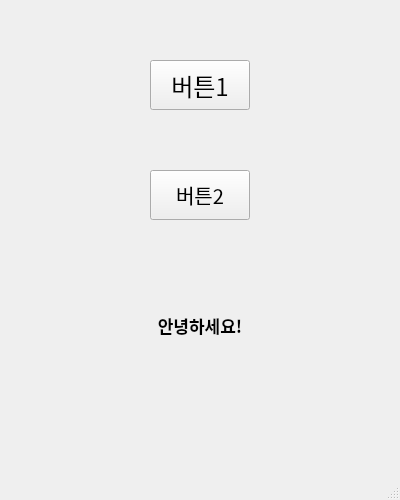
Qt form ui/test.ui (Hamburger240329/guiTest02-20240329-qt-designer-ui-) before a commit.
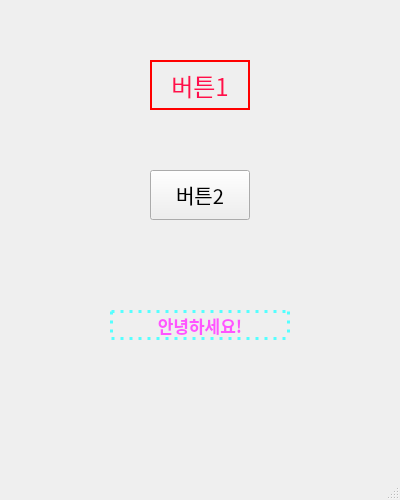
The same form after that commit.

Commit message: ui 디자인 수정, 버튼2 이벤트 처리 추가, 아이콘 이미지 추가

Patch:
```diff
--- a/ui/test.ui
+++ b/ui/test.ui
@@ -13,6 +13,9 @@
   <property name="windowTitle">
    <string>MainWindow</string>
   </property>
+  <property name="styleSheet">
+   <string notr="true"/>
+  </property>
   <widget class="QWidget" name="centralwidget">
    <widget class="QPushButton" name="button1">
     <property name="geometry">
@@ -29,6 +32,11 @@
       <pointsize>18</pointsize>
      </font>
     </property>
+    <property name="styleSheet">
+     <string notr="true">color: rgb(255, 14, 78);
+box-shadow: rgba(0, 0, 0, 0.16) 0px 1px 4px;
+border:2px solid rgb(255, 0, 0);</string>
+    </property>
     <property name="text">
      <string>버튼1</string>
     </property>
@@ -71,6 +79,10 @@
       <underline>false</underline>
      </font>
     </property>
+    <property name="styleSheet">
+     <string notr="true">color: rgb(255, 85, 255);
+border:3px dotted rgb(85, 255, 255);</string>
+    </property>
     <property name="text">
      <string>안녕하세요!</string>
     </property>
```
Left out of the diff: 3 changed lines with no effect on the pictures. The commit also changes 3 other files.
